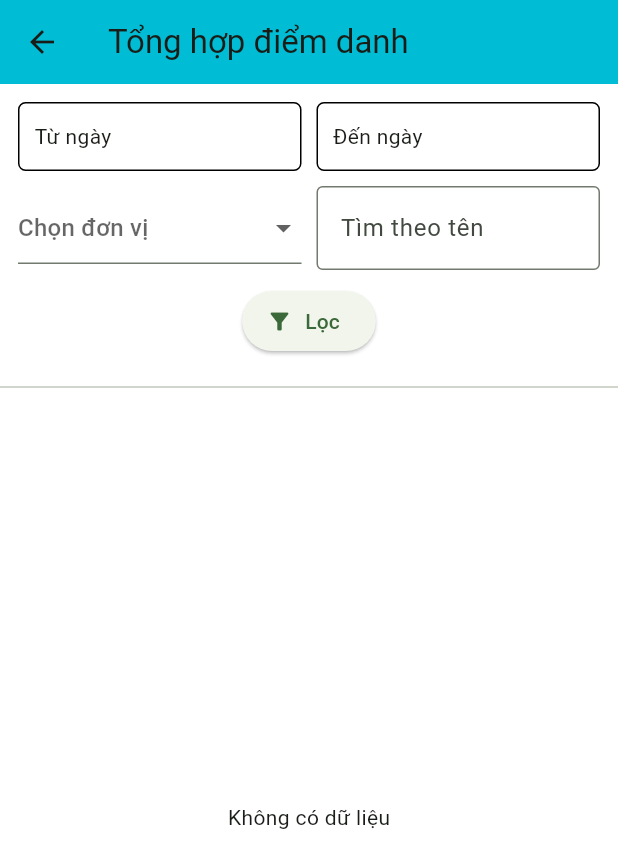
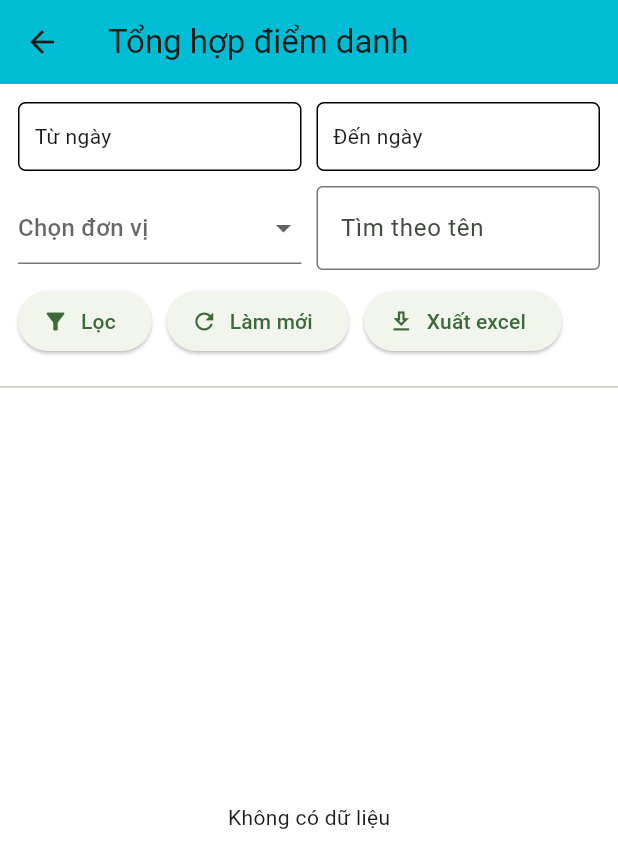
Before and after one commit to tranquangphuc-1986/flutter-attendance-web, a Flutter app: the StudentsStatisticsPage screen opened directly, on a phone screen of 412 x 824 dp. Shown: the top 868 px of the screen. Run offline on Flutter 3.47's test engine with Material 3 defaults, Android fonts, the phone set to English and light mode, and no system bars; our stand-ins replace cloud_firestore, firebase_auth, firebase_core, flutter_slidable, image_picker; accounts and stored records are empty.

Commit message:
update code

```diff
--- a/lib/student_screens/students_statistics_page.dart
+++ b/lib/student_screens/students_statistics_page.dart
@@ -62,6 +62,14 @@ class _StudentsStatisticsPageState extends State<StudentsStatisticsPage> {
         }
       });
     }
+  }
+  void clear (){
+    fromDate==null;
+    toDate==null;
+    nameController.clear();
+    setState(() {
+      selectedClass == null;
+    });
   }
 
   @override
@@ -156,11 +164,27 @@ class _StudentsStatisticsPageState extends State<StudentsStatisticsPage> {
                   ],
                 ),
                 const SizedBox(height: 10),
+               Row(children: [
                 ElevatedButton.icon(
                   onPressed: fetchFilteredData,
                   icon: const Icon(Icons.filter_alt),
                   label: const Text('Lọc'),
                 ),
+                 const SizedBox(width: 10,),
+                 ElevatedButton.icon(
+                   onPressed: clear,
+                   icon: const Icon(Icons.refresh),
+                   label: const Text('Làm mới'),
+                 ),
+                 const SizedBox(width: 10,),
+                 ElevatedButton.icon(
+                   onPressed: clear,
+                   icon: const Icon(Icons.download_outlined),
+                   label: const Text('Xuất excel'),
+                 ),
+               ],
+
+    ),
               ],
             ),
           ),
```
Also changed, not shown: 1 other file.
